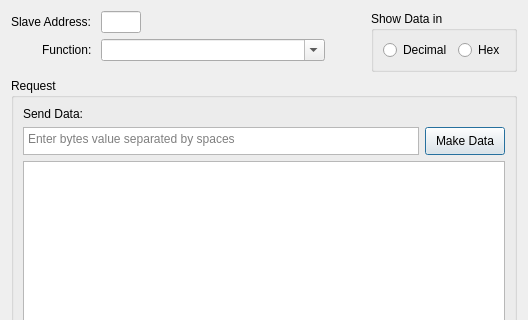
This is omodscan/dialogs/dialogusermsg.ui in sanny32/OpenModScan as Qt 5 draws it before an edit; both pictures show x 0 to 528 and y 0 to 320 of the 528 by 683 pixel window. The edited form follows.
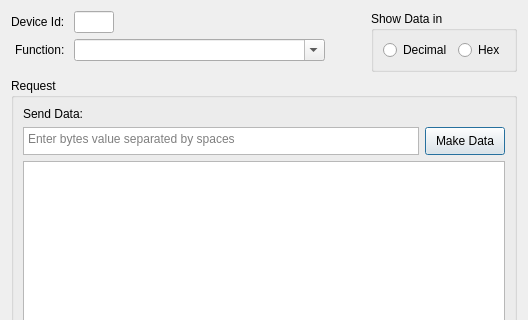
This is the edited form. Custom widgets are drawn as their Qt base class.

Patch:
```diff
--- a/omodscan/dialogs/dialogusermsg.ui
+++ b/omodscan/dialogs/dialogusermsg.ui
@@ -24,7 +24,7 @@
        <item row="0" column="0">
         <widget class="QLabel" name="labelSlaveAddress">
          <property name="text">
-          <string>Slave Address: </string>
+          <string>Device Id: </string>
          </property>
         </widget>
        </item>
```
